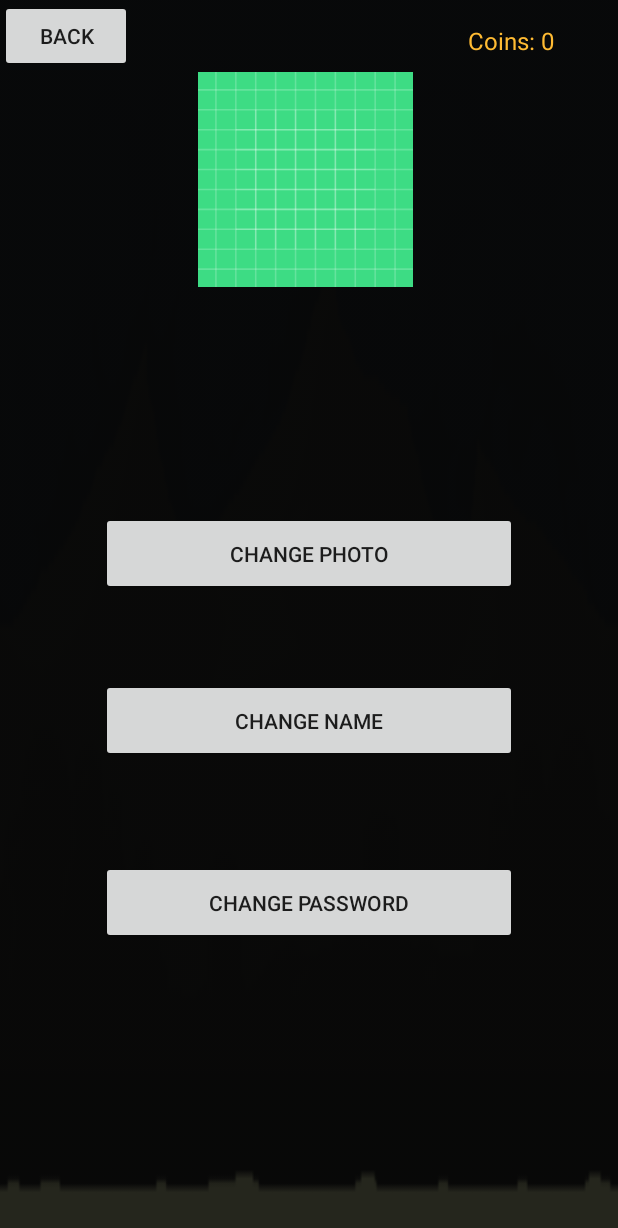
After one commit to Shaqueel99/endlessrunner, an Android app built with Jetpack Compose: the ProfileActivity screen opened directly, with no data from a screen before it, on a phone screen of 412 x 824 dp. The commit adds this screen. Shown: the top 1228 px of the screen. Run offline under Robolectric (Android 15) with nearby library versions, the phone set to English and light mode, and no system bars; our stand-ins replace Firebase (no records; nobody signed in at launch, a user with empty details on screens opened directly).

Commit message:
Can change profile picture
WIP - change name and pw

Bug: after changing pic, main menu pic doesn't refresh

```diff
--- a/app/src/main/AndroidManifest.xml
+++ b/app/src/main/AndroidManifest.xml
@@ -41,6 +41,7 @@
         <activity android:name=".MainActivity" />
         <activity android:name=".LeaderboardActivity" />
         <activity android:name=".StoreActivity"/>
+        <activity android:name=".ProfileActivity" />
 
     </application>
 </manifest>
--- a/app/src/main/java/com/example/endlessrunner/MainMenuActivity.kt
+++ b/app/src/main/java/com/example/endlessrunner/MainMenuActivity.kt
@@ -1,7 +1,6 @@
 package com.example.endlessrunner
 
 import android.content.Intent
-import android.net.Uri
 import android.os.Bundle
 import android.widget.Button
 import android.widget.ImageView
@@ -56,6 +55,11 @@ class MainMenuActivity : AppCompatActivity(), LoginDialog.LoginListener, Registe
         val quitButton = findViewById<Button>(R.id.quitButton)
         val signOutButton = findViewById<Button>(R.id.signOutButton)
         val storeButton = findViewById<Button>(R.id.store)
+
+        profileImageViewMain.setOnClickListener {
+            val intent = Intent(this, ProfileActivity::class.java)
+            startActivity(intent)
+        }
 
         playButton.setOnClickListener {
             val intent = Intent(this, MainActivity::class.java)
--- a/app/src/main/res/layout/activity_main_menu.xml
+++ b/app/src/main/res/layout/activity_main_menu.xml
@@ -51,7 +51,7 @@
                 android:lineSpacingExtra="8sp"
                 android:text="Coins: 0"
                 android:textAlignment="center"
-                android:textColor="@android:color/white"
+                android:textColor="@android:color/holo_orange_light"
                 android:textSize="16sp"
                 android:typeface="normal" />
 
--- /dev/null
+++ b/app/src/main/res/layout/activity_profile.xml
@@ -0,0 +1,103 @@
+<?xml version="1.0" encoding="utf-8"?>
+<androidx.constraintlayout.widget.ConstraintLayout xmlns:android="http://schemas.android.com/apk/res/android"
+    xmlns:app="http://schemas.android.com/apk/res-auto"
+    xmlns:tools="http://schemas.android.com/tools"
+    android:id="@+id/mainMenuContainer"
+    android:layout_width="match_parent"
+    android:layout_height="match_parent"
+    android:background="@drawable/desertnight_0"
+    android:backgroundTint="#F2070707"
+    android:backgroundTintMode="src_atop"
+    android:foreground="@drawable/desertnight_5">
+
+    <Button
+        android:id="@+id/backProfileButton"
+        android:layout_width="wrap_content"
+        android:layout_height="0dp"
+        android:text="BACK"
+        app:layout_constraintStart_toStartOf="parent"
+        app:layout_constraintTop_toTopOf="parent" />
+
+    <ImageView
+        android:id="@+id/imageProfileView"
+        android:layout_width="143dp"
+        android:layout_height="167dp"
+        android:layout_marginTop="36dp"
+        app:layout_constraintEnd_toEndOf="parent"
+        app:layout_constraintHorizontal_bias="0.492"
+        app:layout_constraintStart_toStartOf="parent"
+        app:layout_constraintTop_toTopOf="parent"
+        app:srcCompat="@drawable/ic_launcher_background" />
+
+    <TextView
+        android:id="@+id/nameProfileText"
+        android:layout_width="136dp"
+        android:layout_height="83dp"
+        android:fontFamily="sans-serif"
+        android:lineSpacingExtra="20sp"
+        android:textAlignment="center"
+        android:textAllCaps="false"
+        android:textAppearance="@style/TextAppearance.AppCompat.Body1"
+        android:textColor="@color/white"
+        android:textSize="16sp"
+        android:typeface="normal"
+        app:layout_constraintBottom_toBottomOf="parent"
+        app:layout_constraintEnd_toEndOf="parent"
+        app:layout_constraintHorizontal_bias="0.498"
+        app:layout_constraintStart_toStartOf="parent"
+        app:layout_constraintTop_toBottomOf="@+id/imageProfileView"
+        app:layout_constraintVertical_bias="0.031"
+        tools:text="Player" />
+
+    <TextView
+        android:id="@+id/coinProfileText"
+        android:layout_width="84dp"
+        android:layout_height="46dp"
+        android:layout_marginTop="16dp"
+        android:layout_marginEnd="16dp"
+        android:fontFamily="sans-serif"
+        android:lineSpacingExtra="8sp"
+        android:text="Coins: 0"
+        android:textAlignment="center"
+        android:textAppearance="@style/TextAppearance.AppCompat.Body1"
+        android:textColor="@android:color/holo_orange_light"
+        android:textSize="16sp"
+        android:typeface="normal"
+        app:layout_constraintEnd_toEndOf="parent"
+        app:layout_constraintTop_toTopOf="parent" />
+
+    <Button
+        android:id="@+id/changePhotoProfileButton"
+        android:layout_width="277dp"
+        android:layout_height="55dp"
+        android:text="Change Photo"
+        app:layout_constraintBottom_toBottomOf="parent"
+        app:layout_constraintEnd_toEndOf="parent"
+        app:layout_constraintHorizontal_bias="0.498"
+        app:layout_constraintStart_toStartOf="parent"
+        app:layout_constraintTop_toBottomOf="@+id/nameProfileText"
+        app:layout_constraintVertical_bias="0.082" />
+
+    <Button
+        android:id="@+id/changeNameProfileButton"
+        android:layout_width="277dp"
+        android:layout_height="55dp"
+        android:layout_marginTop="56dp"
+        android:text="Change Name"
+        app:layout_constraintEnd_toEndOf="parent"
+        app:layout_constraintStart_toStartOf="parent"
+        app:layout_constraintTop_toBottomOf="@+id/changePhotoProfileButton" />
+
+    <Button
+        android:id="@+id/changePasswordProfileButton"
+        android:layout_width="277dp"
+        android:layout_height="55dp"
+        android:layout_marginTop="16dp"
+        android:text="Change Password"
+        app:layout_constraintBottom_toBottomOf="parent"
+        app:layout_constraintEnd_toEndOf="parent"
+        app:layout_constraintStart_toStartOf="parent"
+        app:layout_constraintTop_toBottomOf="@+id/changeNameProfileButton"
+        app:layout_constraintVertical_bias="0.205" />
+
+</androidx.constraintlayout.widget.ConstraintLayout>
```
Also changed, not shown: app/src/main/java/com/example/endlessrunner/ProfileActivity.kt (added, +399 -0 lines).
